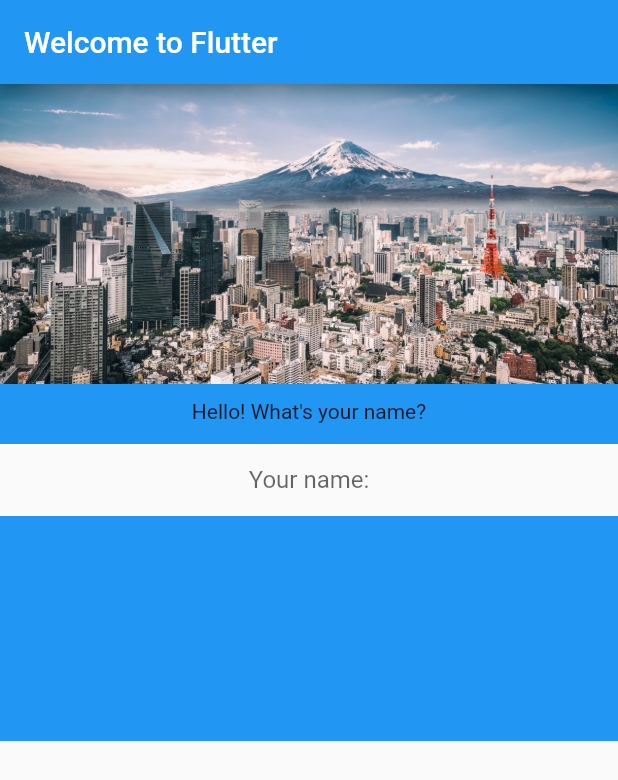
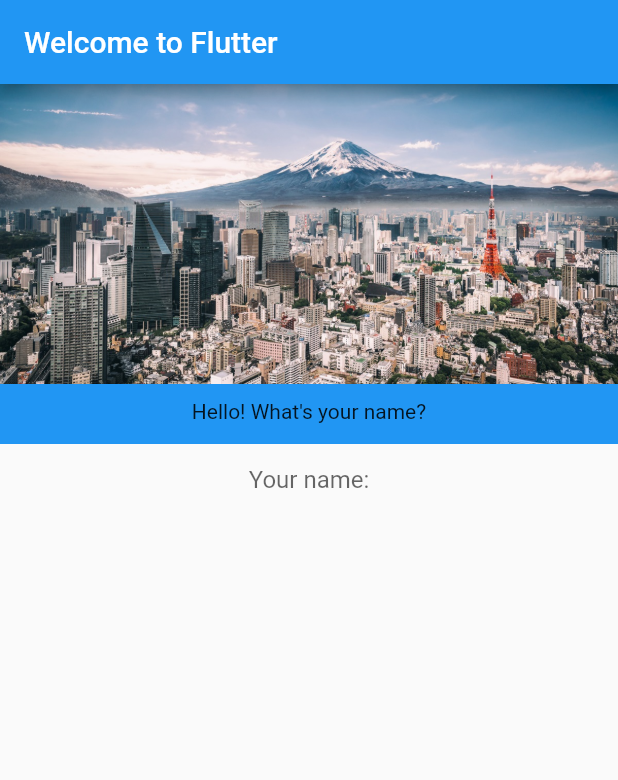
Before and after one commit to Alexalexlex/Flutter_play, a Flutter app: the screen it shows after launch, on a phone screen of 412 x 824 dp. Shown: the top 780 px of the screen. Run offline on Flutter 3.47's test engine with Material 2 defaults, Android fonts, the phone set to English and light mode, and no system bars.

```diff
--- a/lib/screens/home_screen/input_section.dart
+++ b/lib/screens/home_screen/input_section.dart
@@ -7,6 +7,7 @@ class InputSection extends StatefulWidget {
 
 class _InputSectionState extends State<InputSection> {
   var _text = '';
+  bool _visible = false;
 
   void output(String value) {
     var outtext = '';
@@ -24,11 +25,15 @@ class _InputSectionState extends State<InputSection> {
       case 'Arvid':
         outtext = 'Give me my slurry with cucumber... never gets bored';
         break;
+      case 'Alexey':
+        outtext = 'Where is Mikasa???';
+        break;
       default:
         outtext = 'No result';
     }
     setState(() {
       _text = outtext;
+      _visible = true;
     });
   }
 
@@ -49,7 +54,10 @@ class _InputSectionState extends State<InputSection> {
                     ),
                     onSubmitted: output)),
           ),
-          Container(
+          AnimatedOpacity(
+              opacity: _visible ? 1.0 : 0.0,
+              duration: Duration(milliseconds: 500),
+              child: Container(
                 decoration: BoxDecoration(color: Colors.blue),
                 child: Text(
                   '$_text',
@@ -57,7 +65,7 @@ class _InputSectionState extends State<InputSection> {
                 ),
                 height: 150.0,
                 padding: EdgeInsets.all(40),
-          )
+              ))
         ]);
   }
 }
```
Lines whose indentation alone changed are shown as unchanged.
